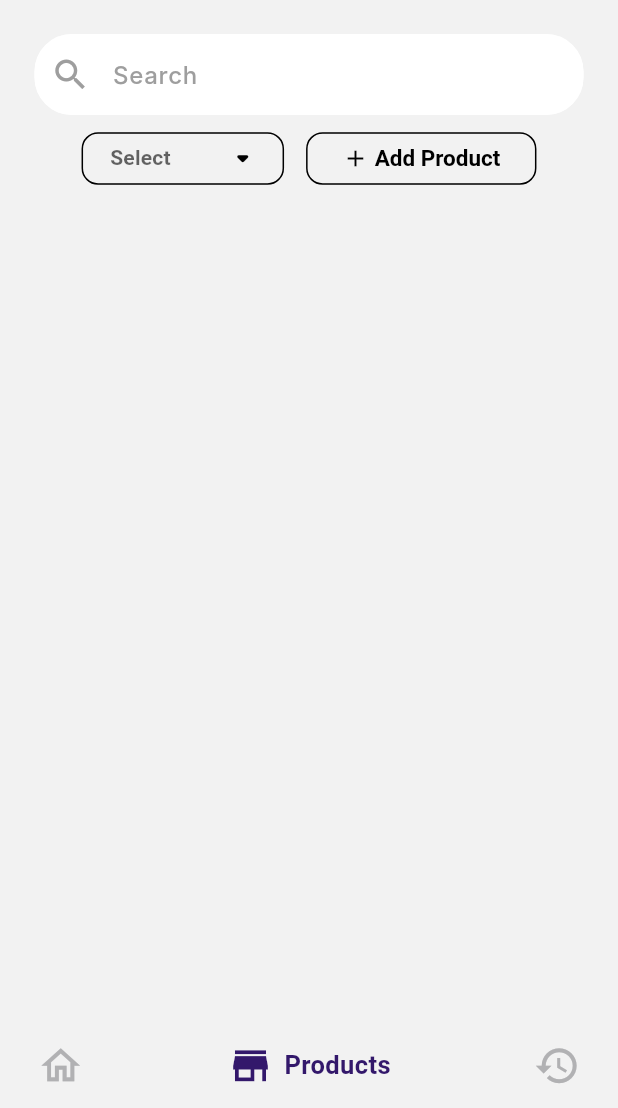
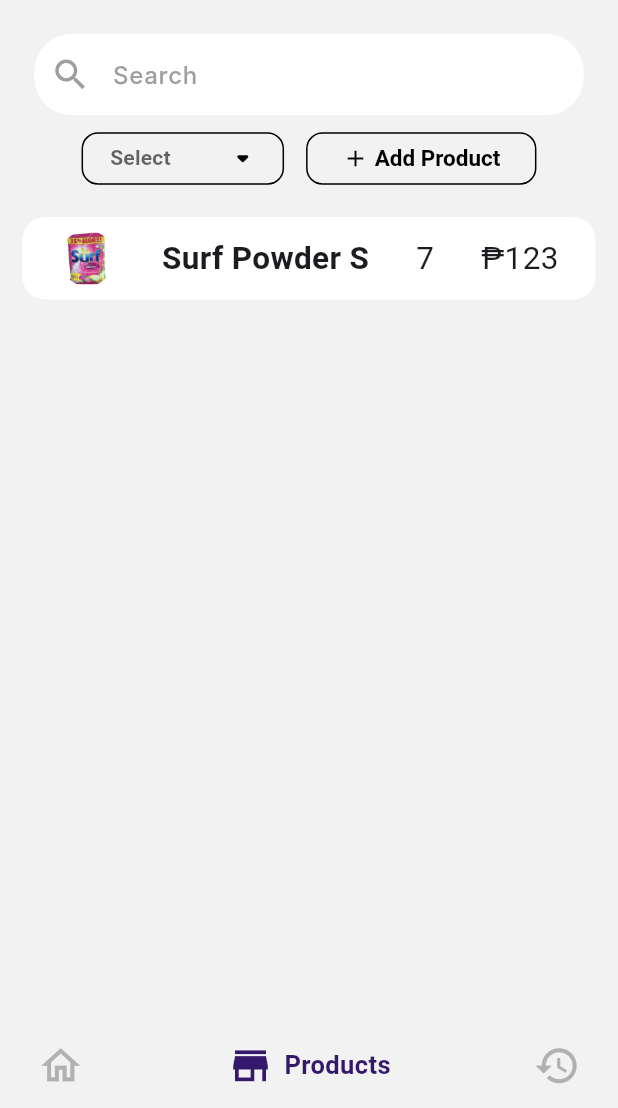
Before and after one commit to jsmrk/mini_store_inventory, a Flutter app: the screen it shows after launch, item 2 of the bottom bar chosen, on a phone screen of 412 x 824 dp, the part 128-1236 px from its top. Run offline on Flutter 3.47's test engine with Material 3 defaults, Android fonts, the light colour scheme and no system bars; drawn by our look-alikes of dropdown_button2, google_nav_bar; Roboto replaces fonts that are missing (Inter).

Commit message:
products UI done

```diff
--- a/lib/screen/products.dart
+++ b/lib/screen/products.dart
@@ -10,12 +10,12 @@
 
   @override
   Widget build(BuildContext context) {
-    return const Scaffold(
+    return Scaffold(
         appBar: CustomAppBar(),
         body: Column(
           children: [
-            SearchBox(),
-            Row(
+            const SearchBox(),
+            const Row(
               mainAxisAlignment: MainAxisAlignment.spaceEvenly,
               children: [
                 SizedBox(
@@ -27,7 +27,47 @@
                   width: 25,
                 ),
               ],
-            )
+            ),
+            Container(
+              margin: EdgeInsets.all(15),
+              padding: EdgeInsets.all(9),
+              height: 55,
+              width: double.infinity,
+              decoration: BoxDecoration(
+                color: Colors.white,
+                borderRadius: BorderRadius.circular(15),
+              ),
+              child: Row(
+                mainAxisAlignment: MainAxisAlignment.spaceAround,
+                children: [
+                  ClipRRect(
+                    borderRadius: BorderRadius.circular(50),
+                    child: Image.asset(
+                      'assets/images/surf_powder.png',
+                      height: 55,
+                      fit: BoxFit.cover,
+                    ),
+                  ),
+                  const Text(
+                    'Surf Powder S',
+                    style: TextStyle(
+                      fontSize: 21,
+                      fontWeight: FontWeight.bold,
+                    ),
+                  ),
+                  const Text(
+                    '7',
+                    style: TextStyle(fontSize: 21),
+                  ),
+                  const Text(
+                    "₱${123}",
+                    style: TextStyle(
+                      fontSize: 21,
+                    ),
+                  )
+                ],
+              ),
+            ),
           ],
         ));
   }
--- a/lib/widgets/custom_card.dart
+++ b/lib/widgets/custom_card.dart
@@ -37,7 +37,7 @@
         children: [
           Row(
             crossAxisAlignment: CrossAxisAlignment.center,
-            mainAxisAlignment: MainAxisAlignment.spaceEvenly,
+            mainAxisAlignment: MainAxisAlignment.center,
             children: [
               Icon(
                 icon,
```
Also changed, not shown: assets/images/surf_powder.png (added).
